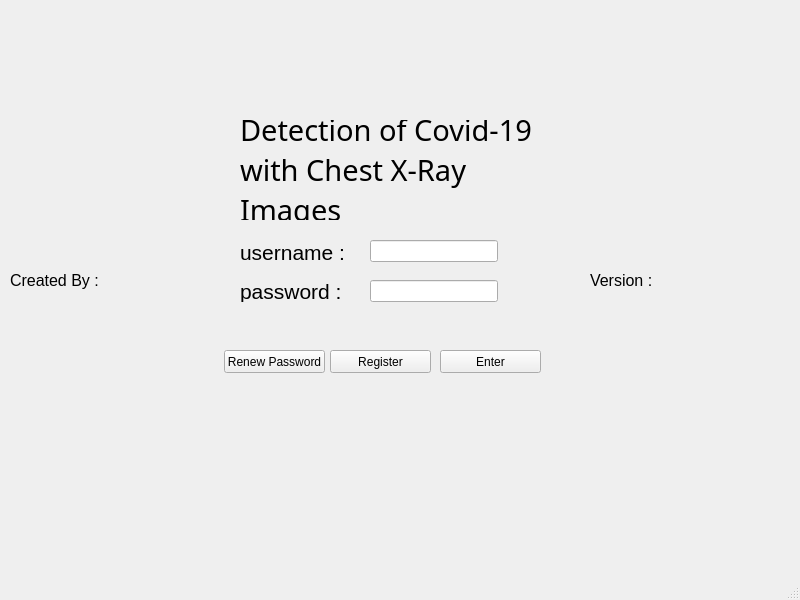
First picture: the form in src/GUI/LoginPage.ui, repository mntalha/CXR_Detecter, before the edit.
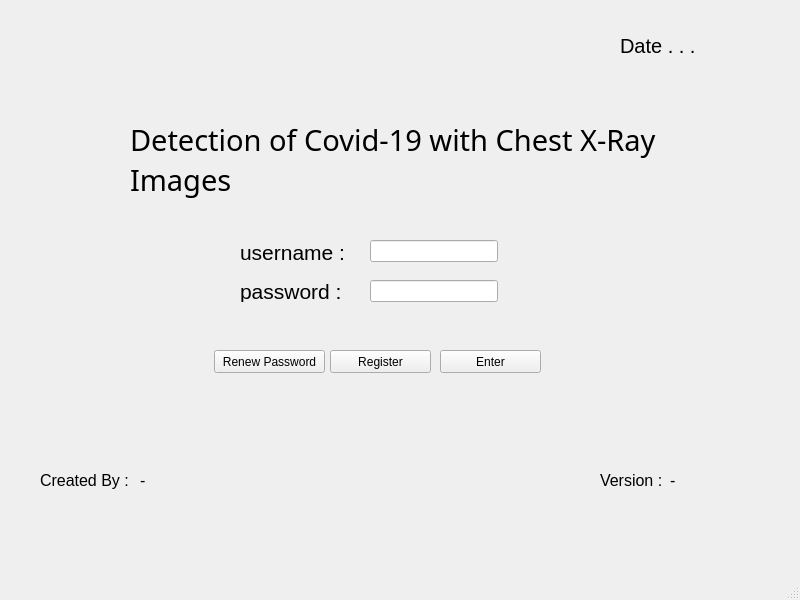
Second picture: the form after the edit. Icons and pictures are not drawn.

Commit message: Pages are added...

Patch:
```diff
--- a/src/GUI/LoginPage.ui
+++ b/src/GUI/LoginPage.ui
@@ -130,22 +130,33 @@
    <widget class="QPushButton" name="pushButton_Renew">
     <property name="geometry">
      <rect>
-      <x>224</x>
+      <x>214</x>
       <y>350</y>
-      <width>101</width>
+      <width>111</width>
       <height>23</height>
      </rect>
     </property>
     <property name="text">
      <string>Renew Password</string>
     </property>
+    <property name="icon">
+     <iconset>
+      <normalon>../../imgs/178338_19122016_53141887.png</normalon>
+     </iconset>
+    </property>
+    <property name="iconSize">
+     <size>
+      <width>40</width>
+      <height>20</height>
+     </size>
+    </property>
    </widget>
    <widget class="QLabel" name="label_title">
     <property name="geometry">
      <rect>
-      <x>240</x>
-      <y>120</y>
-      <width>300</width>
+      <x>130</x>
+      <y>110</y>
+      <width>561</width>
       <height>100</height>
      </rect>
     </property>
@@ -177,8 +188,8 @@
    <widget class="QLabel" name="label_createdby">
     <property name="geometry">
      <rect>
-      <x>10</x>
-      <y>270</y>
+      <x>40</x>
+      <y>470</y>
       <width>91</width>
       <height>20</height>
      </rect>
@@ -198,8 +209,8 @@
    <widget class="QLabel" name="label_version">
     <property name="geometry">
      <rect>
-      <x>590</x>
-      <y>270</y>
+      <x>600</x>
+      <y>470</y>
       <width>62</width>
       <height>20</height>
      </rect>
@@ -216,6 +227,67 @@
      <string>Version :</string>
     </property>
    </widget>
+   <widget class="QLabel" name="createdby_text">
+    <property name="geometry">
+     <rect>
+      <x>140</x>
+      <y>470</y>
+      <width>91</width>
+      <height>21</height>
+     </rect>
+    </property>
+    <property name="font">
+     <font>
+      <family>Microsoft Sans Serif</family>
+      <pointsize>12</pointsize>
+      <weight>50</weight>
+      <bold>false</bold>
+     </font>
+    </property>
+    <property name="text">
+     <string>-</string>
+    </property>
+   </widget>
+   <widget class="QLabel" name="version_text">
+    <property name="geometry">
+     <rect>
+      <x>670</x>
+      <y>470</y>
+      <width>71</width>
+      <height>21</height>
+     </rect>
+    </property>
+    <property name="font">
+     <font>
+      <family>Microsoft Sans Serif</family>
+      <pointsize>12</pointsize>
+      <weight>50</weight>
+      <bold>false</bold>
+     </font>
+    </property>
+    <property name="text">
+     <string>-</string>
+    </property>
+   </widget>
+   <widget class="QLabel" name="label_time">
+    <property name="geometry">
+     <rect>
+      <x>620</x>
+      <y>30</y>
+      <width>141</width>
+      <height>31</height>
+     </rect>
+    </property>
+    <property name="font">
+     <font>
+      <family>Microsoft Sans Serif</family>
+      <pointsize>15</pointsize>
+     </font>
+    </property>
+    <property name="text">
+     <string>Date . . .</string>
+    </property>
+   </widget>
   </widget>
   <widget class="QMenuBar" name="menubar">
    <property name="geometry">
```
Left out of the diff: 19 changed lines with no effect on the pictures. The commit also changes 10 other files.
